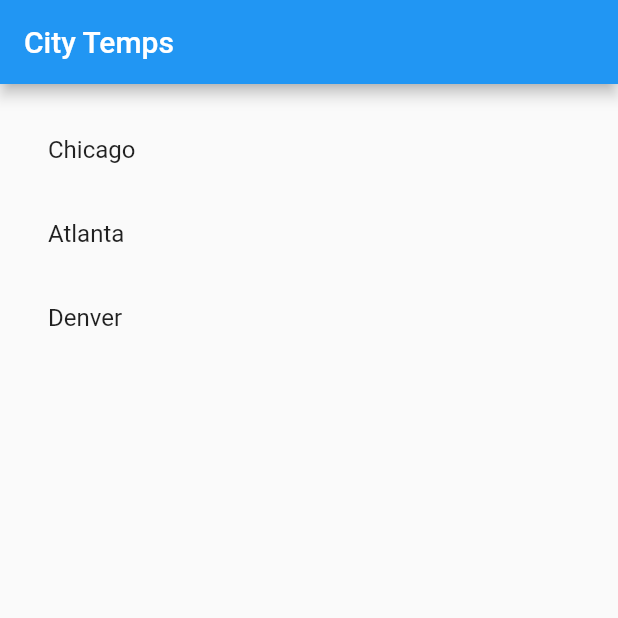
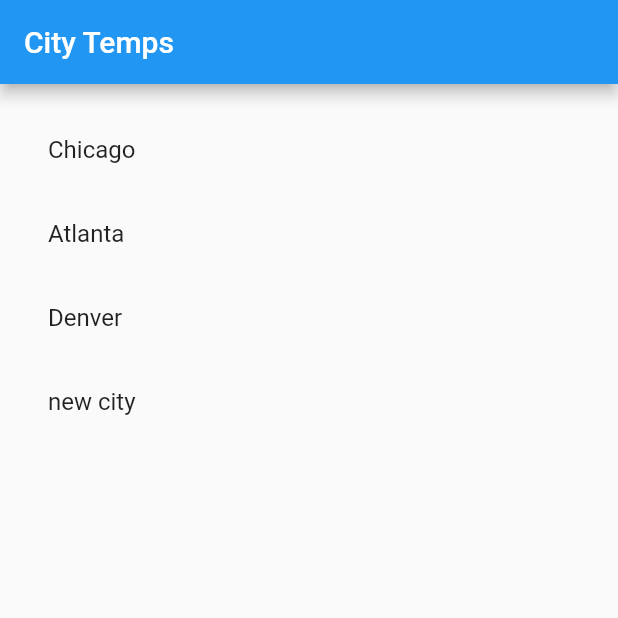
Before and after one commit to Babblesort/city-temp, a Flutter app: the screen it shows after launch, after a tap on the "add" icon, on a phone screen of 412 x 824 dp, the top half of it. Run offline on Flutter 3.47's test engine with Material 2 defaults, Android fonts, the light colour scheme and no system bars.

Commit message:
use ChangeNotifierProvider to pass state down - pm

```diff
--- a/city_temp/lib/data/temps_state.dart
+++ b/city_temp/lib/data/temps_state.dart
@@ -1,21 +1,24 @@
-import 'dart:async';
 import 'package:city_temp/data/city_weather.dart';
+import 'package:flutter/foundation.dart';
 
-class TempsState {
-  final List<CityWeather> _cityWeathers = List.from([
-    CityWeather(city: 'Chicago'),
-    CityWeather(city: 'Atlanta'),
-    CityWeather(city: 'Denver')
-  ]);
+class TempsState extends ChangeNotifier {
+  List<CityWeather> cityWeathers = <CityWeather>[];
 
-  StreamController<List<CityWeather>> _cityWeathersController =
-      StreamController.broadcast();
+  void addCity(String cityName) {
+    cityWeathers.add(CityWeather(city: cityName));
+    notifyListeners();
+  }
 
-  Stream<List<CityWeather>> get cityWeathers => _cityWeathersController.stream;
+  void clearCities() {
+    cityWeathers.clear();
+    notifyListeners();
+  }
 
   TempsState() {
-    _cityWeathersController.onListen = () {
-      _cityWeathersController.add(_cityWeathers);
-    };
+    cityWeathers = List.from([
+      CityWeather(city: 'Chicago'),
+      CityWeather(city: 'Atlanta'),
+      CityWeather(city: 'Denver')
+    ]);
   }
 }
--- a/city_temp/lib/main.dart
+++ b/city_temp/lib/main.dart
@@ -1,14 +1,13 @@
-import 'package:city_temp/data/city_weather.dart';
 import 'package:city_temp/screens/temps_screen.dart';
 import 'package:flutter/material.dart';
 import 'package:provider/provider.dart';
 import 'data/temps_state.dart';
 
 void main() {
-  runApp(StreamProvider<List<CityWeather>>(
-      create: (_) => TempsState().cityWeathers,
-      initialData: [],
-      child: MyApp()));
+  runApp(ChangeNotifierProvider(
+    create: (context) => TempsState(),
+    child: MyApp(),
+  ));
 }
 
 class MyApp extends StatelessWidget {
--- a/city_temp/lib/screens/temps_screen.dart
+++ b/city_temp/lib/screens/temps_screen.dart
@@ -1,4 +1,4 @@
-import 'package:city_temp/data/city_weather.dart';
+import 'package:city_temp/data/temps_state.dart';
 import 'package:flutter/material.dart';
 import 'package:provider/provider.dart';
 
@@ -7,20 +7,28 @@ class TempsScreen extends StatelessWidget {
 
   @override
   Widget build(BuildContext context) {
-    var weathers = Provider.of<List<CityWeather>>(context);
-
-    List<Widget> weatherTiles =
-        weathers.map((e) => ListTile(title: Text(e.city))).toList();
+    var addCityHandler =
+        Provider.of<TempsState>(context, listen: false).addCity;
 
     return Scaffold(
       appBar: AppBar(title: Text('City Temps')),
       body: Container(
         padding: EdgeInsets.all(16),
-        child: ListView(children: weatherTiles),
+        child: Consumer<TempsState>(
+          builder: (context, temps, child) {
+            return ListView(
+              children: temps.cityWeathers
+                  .map((e) => ListTile(title: Text(e.city)))
+                  .toList(),
+            );
+          },
+        ),
       ),
       floatingActionButton: FloatingActionButton(
         child: Icon(Icons.add),
-        onPressed: () {},
+        onPressed: () {
+          addCityHandler('new city');
+        },
       ),
     );
   }
```
